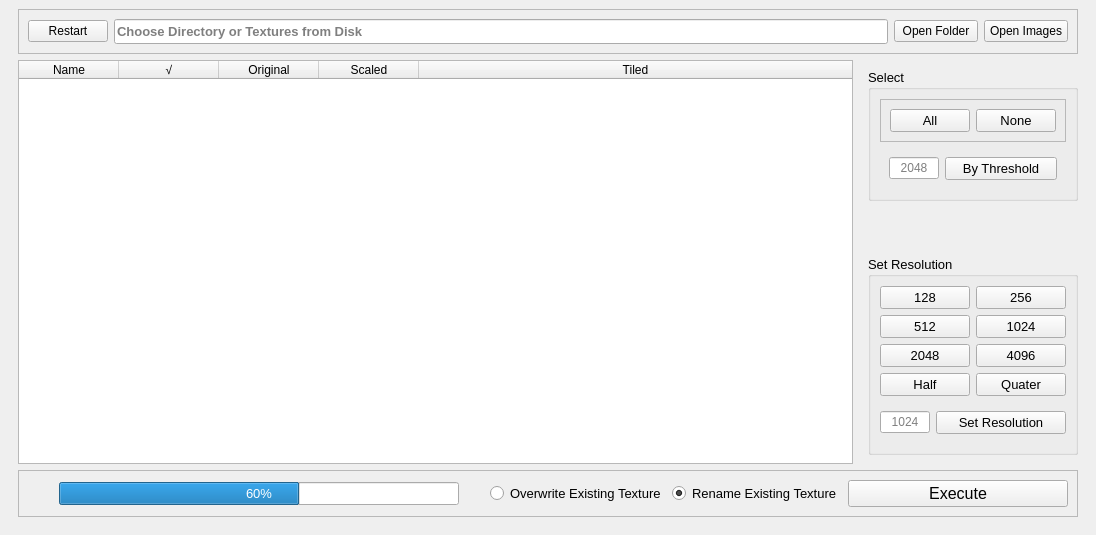
Qt form texScaler.ui (neilforest7/TextureScaler) before a commit.
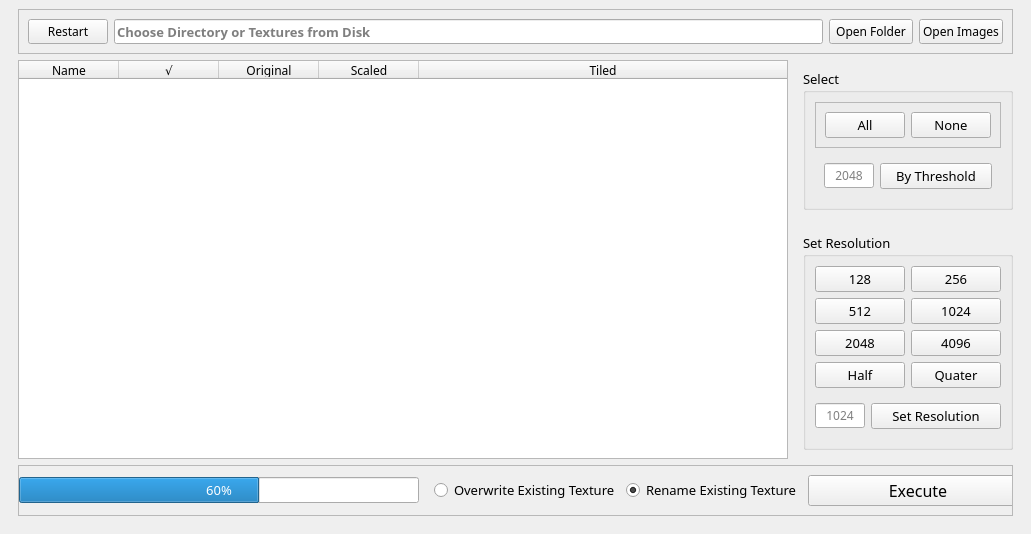
The same form after that commit. Icons and pictures are not drawn.

Commit message: render script generator: add test-script-generator

What changed in the file:
```diff
--- a/texScaler.ui
+++ b/texScaler.ui
@@ -6,8 +6,8 @@
    <rect>
     <x>0</x>
     <y>0</y>
-    <width>1096</width>
-    <height>535</height>
+    <width>1031</width>
+    <height>534</height>
    </rect>
   </property>
   <property name="minimumSize">
@@ -29,6 +29,13 @@
    <string>NoFrame</string>
   </property>
   <widget class="QWidget" name="centralwidget">
+   <property name="font">
+    <font>
+     <family>Franklin Gothic Medium Cond</family>
+     <pointsize>10</pointsize>
+     <stylestrategy>PreferAntialias</stylestrategy>
+    </font>
+   </property>
    <layout class="QVBoxLayout" name="verticalLayout_4">
     <property name="spacing">
      <number>0</number>
@@ -47,9 +54,23 @@
     </property>
     <item>
      <widget class="QFrame" name="frame">
+      <property name="font">
+       <font>
+        <family>Franklin Gothic Medium Cond</family>
+        <pointsize>10</pointsize>
+        <stylestrategy>PreferAntialias</stylestrategy>
+       </font>
+      </property>
       <layout class="QHBoxLayout" name="horizontalLayout_7">
        <item>
         <widget class="QFrame" name="frame_2">
+         <property name="font">
+          <font>
+           <family>Franklin Gothic Medium Cond</family>
+           <pointsize>10</pointsize>
+           <stylestrategy>PreferAntialias</stylestrategy>
+          </font>
+         </property>
          <layout class="QVBoxLayout" name="verticalLayout">
           <property name="leftMargin">
            <number>9</number>
@@ -67,6 +88,7 @@
            <widget class="QFrame" name="frame_3">
             <property name="font">
              <font>
+              <family>Franklin Gothic Medium Cond</family>
               <pointsize>9</pointsize>
               <stylestrategy>PreferAntialias</stylestrategy>
              </font>
@@ -92,6 +114,13 @@
                  <height>0</height>
                 </size>
                </property>
+               <property name="font">
+                <font>
+                 <family>Franklin Gothic Medium Cond</family>
+                 <pointsize>9</pointsize>
+                 <stylestrategy>PreferAntialias</stylestrategy>
+                </font>
+               </property>
                <property name="text">
                 <string>Restart</string>
                </property>
@@ -117,7 +146,9 @@
                </property>
                <property name="font">
                 <font>
+                 <family>Franklin Gothic Medium Cond</family>
                  <pointsize>10</pointsize>
+                 <weight>75</weight>
                  <bold>true</bold>
                  <stylestrategy>PreferAntialias</stylestrategy>
                 </font>
@@ -141,6 +172,13 @@
                  <height>0</height>
                 </size>
                </property>
+               <property name="font">
+                <font>
+                 <family>Franklin Gothic Medium Cond</family>
+                 <pointsize>9</pointsize>
+                 <stylestrategy>PreferAntialias</stylestrategy>
+                </font>
+               </property>
                <property name="text">
                 <string>Open Folder</string>
                </property>
@@ -164,6 +202,13 @@
                  <height>0</height>
                 </size>
                </property>
+               <property name="font">
+                <font>
+                 <family>Franklin Gothic Medium Cond</family>
+                 <pointsize>9</pointsize>
+                 <stylestrategy>PreferAntialias</stylestrategy>
+                </font>
+               </property>
                <property name="text">
                 <string>Open Images</string>
                </property>
@@ -184,6 +229,9 @@
           </item>
           <item>
            <widget class="QFrame" name="frame_4">
+            <property name="styleSheet">
+             <string notr="true"/>
+            </property>
             <layout class="QHBoxLayout" name="horizontalLayout_3">
              <property name="leftMargin">
               <number>0</number>
@@ -219,6 +267,7 @@
                </property>
                <property name="font">
                 <font>
+                 <family>Franklin Gothic Medium Cond</family>
                  <pointsize>9</pointsize>
                  <stylestrategy>PreferAntialias</stylestrategy>
                  <kerning>true</kerning>
@@ -347,6 +396,13 @@
                 </property>
                 <item>
                  <widget class="QGroupBox" name="groupBox">
+                  <property name="font">
+                   <font>
+                    <family>Franklin Gothic Medium Cond</family>
+                    <pointsize>10</pointsize>
+                    <stylestrategy>PreferAntialias</stylestrategy>
+                   </font>
+                  </property>
                   <property name="title">
                    <string>Select</string>
                   </property>
@@ -362,6 +418,13 @@
                      <layout class="QHBoxLayout" name="horizontalLayout">
                       <item>
                        <widget class="QPushButton" name="select_all_btn">
+                        <property name="font">
+                         <font>
+                          <family>Franklin Gothic Medium Cond</family>
+                          <pointsize>10</pointsize>
+                          <stylestrategy>PreferAntialias</stylestrategy>
+                         </font>
+                        </property>
                         <property name="text">
                          <string>All</string>
                         </property>
@@ -369,6 +432,13 @@
                       </item>
                       <item>
                        <widget class="QPushButton" name="select_none_btn">
+                        <property name="font">
+                         <font>
+                          <family>Franklin Gothic Medium Cond</family>
+                          <pointsize>10</pointsize>
+                          <stylestrategy>PreferAntialias</stylestrategy>
+                         </font>
+                        </property>
                         <property name="text">
                          <string>None</string>
                         </property>
@@ -408,6 +478,7 @@
                         </property>
                         <property name="font">
                          <font>
+                          <family>Franklin Gothic Medium Cond</family>
                           <pointsize>9</pointsize>
                           <stylestrategy>PreferAntialias</stylestrategy>
                          </font>
@@ -431,6 +502,13 @@
                       </item>
                       <item>
                        <widget class="QPushButton" name="set_thres_btn">
+                        <property name="font">
+                         <font>
+                          <family>Franklin Gothic Medium Cond</family>
+                          <pointsize>10</pointsize>
+                          <stylestrategy>PreferAntialias</stylestrategy>
+                         </font>
+                        </property>
                         <property name="text">
                          <string>By Threshold</string>
                         </property>
@@ -457,6 +535,13 @@
                 </item>
                 <item>
                  <widget class="QGroupBox" name="set_res_group">
+                  <property name="font">
+                   <font>
+                    <family>Franklin Gothic Medium Cond</family>
+                    <pointsize>10</pointsize>
+                    <stylestrategy>PreferAntialias</stylestrategy>
+                   </font>
+                  </property>
                   <property name="title">
                    <string>Set Resolution</string>
                   </property>
@@ -465,6 +550,13 @@
                     <layout class="QGridLayout" name="gridLayout">
                      <item row="1" column="0">
                       <widget class="QPushButton" name="res_512_btn">
+                       <property name="font">
+                        <font>
+                         <family>Franklin Gothic Medium Cond</family>
+                         <pointsize>10</pointsize>
+                         <stylestrategy>PreferAntialias</stylestrategy>
+                        </font>
+                       </property>
                        <property name="text">
                         <string>512</string>
                        </property>
@@ -472,6 +564,13 @@
                      </item>
                      <item row="1" column="1">
                       <widget class="QPushButton" name="res_1024_btn">
+                       <property name="font">
+                        <font>
+                         <family>Franklin Gothic Medium Cond</family>
+                         <pointsize>10</pointsize>
+                         <stylestrategy>PreferAntialias</stylestrategy>
+                        </font>
+                       </property>
                        <property name="text">
                         <string>1024</string>
                        </property>
@@ -479,6 +578,13 @@
                      </item>
                      <item row="3" column="1">
                       <widget class="QPushButton" name="res_quater_btn">
+                       <property name="font">
+                        <font>
+                         <family>Franklin Gothic Medium Cond</family>
+                         <pointsize>10</pointsize>
+                         <stylestrategy>PreferAntialias</stylestrategy>
+                        </font>
+                       </property>
                        <property name="text">
                         <string>Quater</string>
                        </property>
@@ -486,6 +592,13 @@
                      </item>
                      <item row="2" column="0">
                       <widget class="QPushButton" name="res_2048_btn">
+                       <property name="font">
+                        <font>
+                         <family>Franklin Gothic Medium Cond</family>
+                         <pointsize>10</pointsize>
+                         <stylestrategy>PreferAntialias</stylestrategy>
+                        </font>
+                       </property>
                        <property name="text">
                         <string>2048</string>
                        </property>
@@ -493,6 +606,13 @@
                      </item>
                      <item row="2" column="1">
                       <widget class="QPushButton" name="res_4096_btn">
+                       <property name="font">
+                        <font>
+                         <family>Franklin Gothic Medium Cond</family>
+                         <pointsize>10</pointsize>
+                         <stylestrategy>PreferAntialias</stylestrategy>
+                        </font>
+                       </property>
                        <property name="text">
                         <string>4096</string>
                        </property>
@@ -500,6 +620,13 @@
                      </item>
                      <item row="3" column="0">
                       <widget class="QPushButton" name="res_half_btn">
+                       <property name="font">
+                        <font>
+                         <family>Franklin Gothic Medium Cond</family>
+                         <pointsize>10</pointsize>
+                         <stylestrategy>PreferAntialias</stylestrategy>
+                        </font>
+                       </property>
                        <property name="text">
                         <string>Half</string>
                        </property>
@@ -507,6 +634,13 @@
                      </item>
                      <item row="0" column="0">
                       <widget class="QPushButton" name="res_128_btn">
+                       <property name="font">
+                        <font>
+                         <family>Franklin Gothic Medium Cond</family>
+                         <pointsize>10</pointsize>
+                         <stylestrategy>PreferAntialias</stylestrategy>
+                        </font>
+                       </property>
                        <property name="text">
                         <string>128</string>
                        </property>
@@ -514,6 +648,13 @@
                      </item>
                      <item row="0" column="1">
                       <widget class="QPushButton" name="res_256_btn">
+                       <property name="font">
+                        <font>
+                         <family>Franklin Gothic Medium Cond</family>
+                         <pointsize>10</pointsize>
+                         <stylestrategy>PreferAntialias</stylestrategy>
+                        </font>
+                       </property>
                        <property name="text">
                         <string>256</string>
                        </property>
@@ -558,6 +699,7 @@
                         </property>
                         <property name="font">
                          <font>
+                          <family>Franklin Gothic Medium Cond</family>
                           <pointsize>9</pointsize>
                           <stylestrategy>PreferAntialias</stylestrategy>
                          </font>
@@ -578,6 +720,13 @@
                       </item>
                       <item>
                        <widget class="QPushButton" name="set_res_btn">
+                        <property name="font">
+                         <font>
+                          <family>Franklin Gothic Medium Cond</family>
+                          <pointsize>10</pointsize>
+                          <stylestrategy>PreferAntialias</stylestrategy>
+                         </font>
+                        </property>
                         <property name="text">
                          <string>Set Resolution</string>
                         </property>
@@ -597,6 +746,9 @@
           </item>
           <item>
            <widget class="QFrame" name="frame_5">
+            <property name="autoFillBackground">
+             <bool>true</bool>
+            </property>
             <property name="frameShape">
              <enum>QFrame::StyledPanel</enum>
             </property>
@@ -637,6 +789,13 @@
                  <height>0</height>
                 </size>
                </property>
+               <property name="font">
+                <font>
+                 <family>Franklin Gothic Medium Cond</family>
+                 <pointsize>10</pointsize>
+                 <stylestrategy>PreferAntialias</stylestrategy>
+                </font>
+               </property>
                <property name="value">
                 <number>60</number>
                </property>
@@ -675,6 +834,13 @@
                <layout class="QHBoxLayout" name="horizontalLayout_8">
                 <item>
                  <widget class="QRadioButton" name="overwrite_btn">
+                  <property name="font">
+                   <font>
+                    <family>Franklin Gothic Medium Cond</family>
+                    <pointsize>10</pointsize>
+                    <stylestrategy>PreferAntialias</stylestrategy>
+                   </font>
+                  </property>
                   <property name="text">
                    <string>Overwrite Existing Texture</string>
                   </property>
@@ -682,6 +848,13 @@
                 </item>
                 <item>
                  <widget class="QRadioButton" name="rename_old_btn">
+                  <property name="font">
+                   <font>
+                    <family>Franklin Gothic Medium Cond</family>
+                    <pointsize>10</pointsize>
+                    <stylestrategy>PreferAntialias</stylestrategy>
+                   </font>
+                  </property>
                   <property name="text">
                    <string>Rename Existing Texture</string>
                   </property>
@@ -700,6 +873,7 @@
                   </property>
                   <property name="font">
                    <font>
+                    <family>Franklin Gothic Medium Cond</family>
                     <pointsize>12</pointsize>
                     <stylestrategy>PreferAntialias</stylestrategy>
                    </font>
```
Left out of the diff: 24 changed lines with no effect on the pictures. The commit also changes 1 other file.
